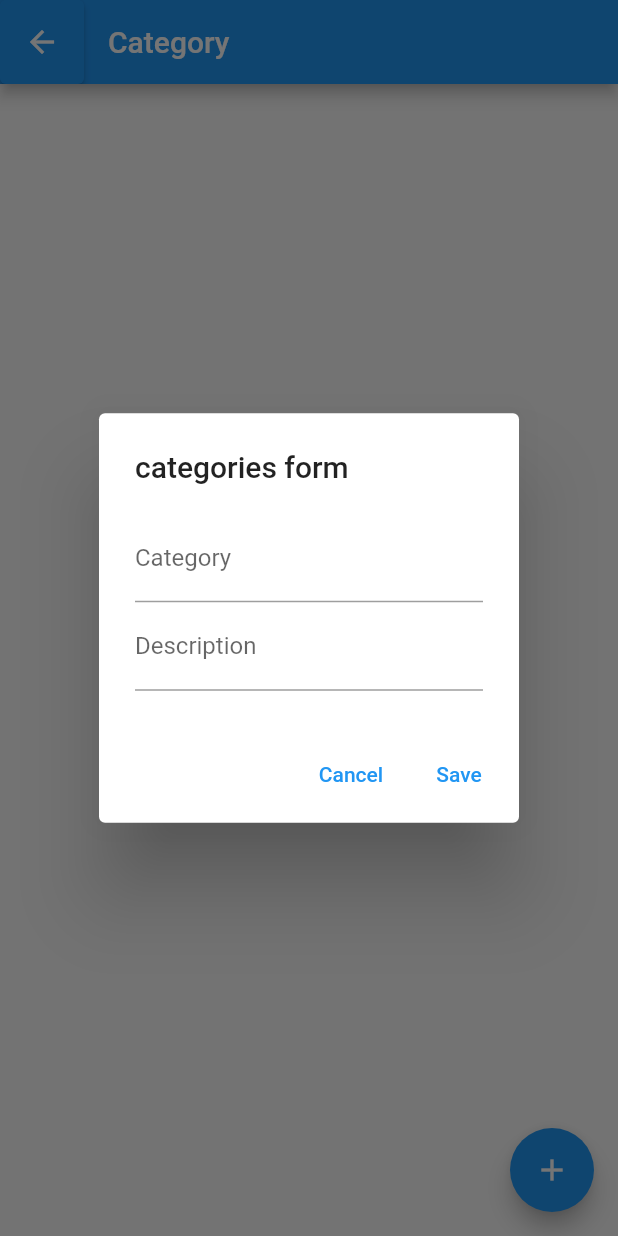
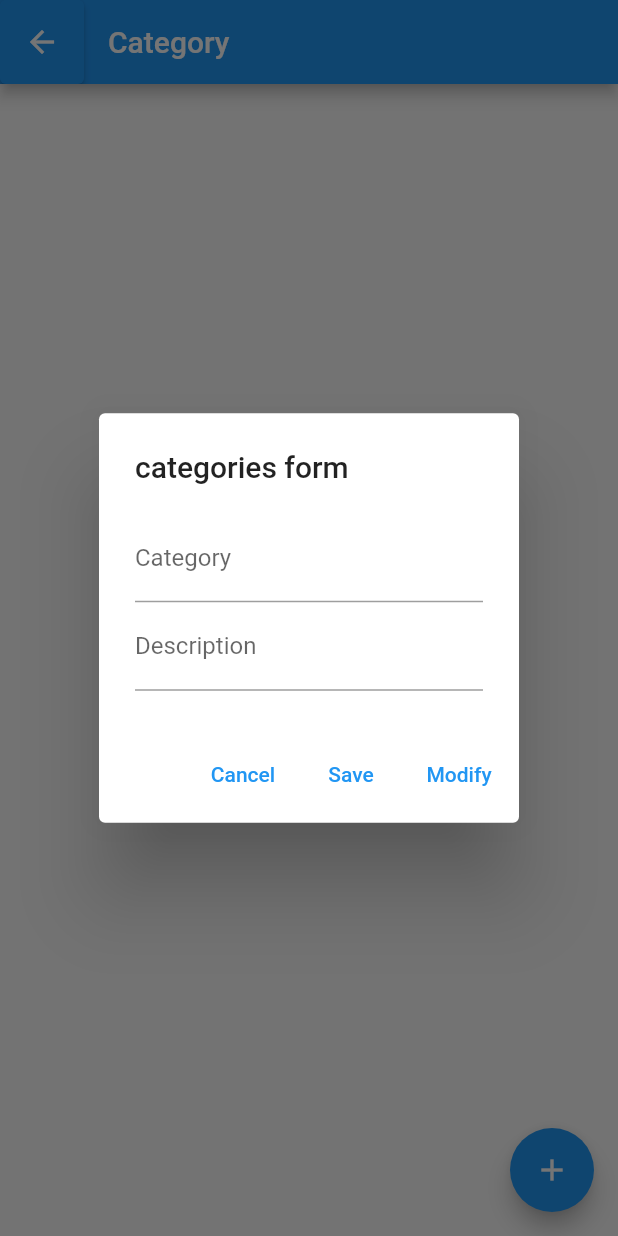
Before and after one commit to Codewithjalloh/dolist_sqllite_app, a Flutter app: the CategoryScreen screen opened directly, after a tap on the "add" icon, on a phone screen of 412 x 824 dp. Run offline on Flutter 3.47's test engine with Material 2 defaults, Android fonts, the phone set to English and light mode, and no system bars; network calls fail.

Commit message:
added a form dialog

```diff
--- a/lib/screen/category_screen.dart
+++ b/lib/screen/category_screen.dart
@@ -23,6 +23,10 @@ class _CategoryScreenState extends State<CategoryScreen> {
               TextButton(
                 onPressed: () {},
                 child: Text("Save"),
+              ),
+              TextButton(
+                onPressed: () {},
+                child: Text("Modify"),
               ),
             ],
             title: const Text("categories form"),
```
